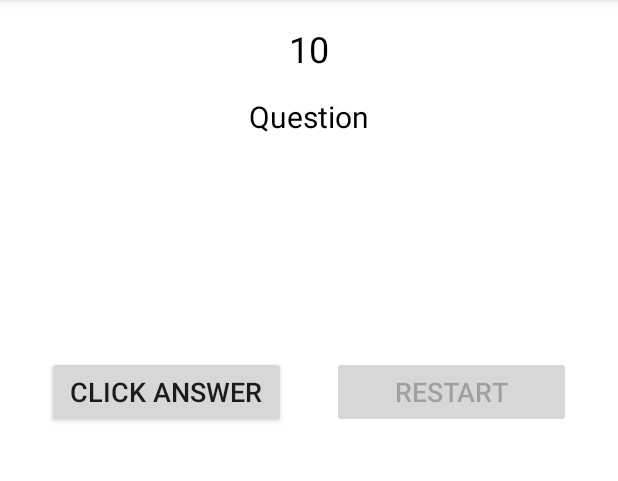
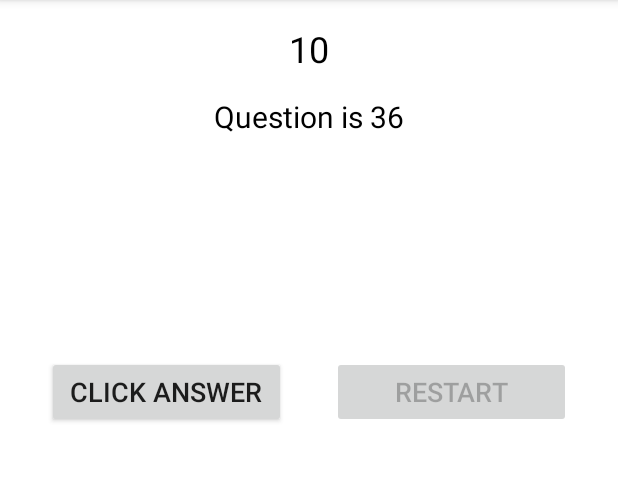
Before and after one commit to rojdes/QuizTest, an Android app: the screen it shows after launch (MainActivity), on a phone screen of 412 x 824 dp, the part 84-565 px from its top. Run offline under Robolectric (Android 15) with nearby library versions, the phone set to English and light mode, and no system bars; libraries missing offline, so code that uses them is left out: com.jakewharton.rxbinding, rx.android.schedulers, rx.schedulers; 6 statements that could not run were skipped.

Commit message:
fixed error with question field

```diff
--- a/app/src/main/java/com/usinformatic/rxexample/MainActivity.java
+++ b/app/src/main/java/com/usinformatic/rxexample/MainActivity.java
@@ -11,6 +11,7 @@ import com.usinformatic.rxexample.models.Player;
 import com.usinformatic.rxexample.models.enums.PlayerType;
 import com.usinformatic.rxexample.repo.PlayerCase;
 import com.usinformatic.rxexample.repo.PlayerObservableCase;
+import com.usinformatic.rxexample.repo.QuestionCase;
 import com.usinformatic.rxexample.utils.Logs;
 
 import java.util.concurrent.TimeUnit;
@@ -102,6 +103,7 @@ public class MainActivity extends AppCompatActivity {
         mbtnRestart.setEnabled(false);
         mbtnUserAnswer.setEnabled(true);
         mtvTimer.setText("10");
+        mtvQuestion.setText(QuestionCase.getNewQuestion());
         ((TextView)findViewById(R.id.player_0)).setText("");
         ((TextView)findViewById(R.id.player_1)).setText("");
         ((TextView)findViewById(R.id.player_2)).setText("");
```
